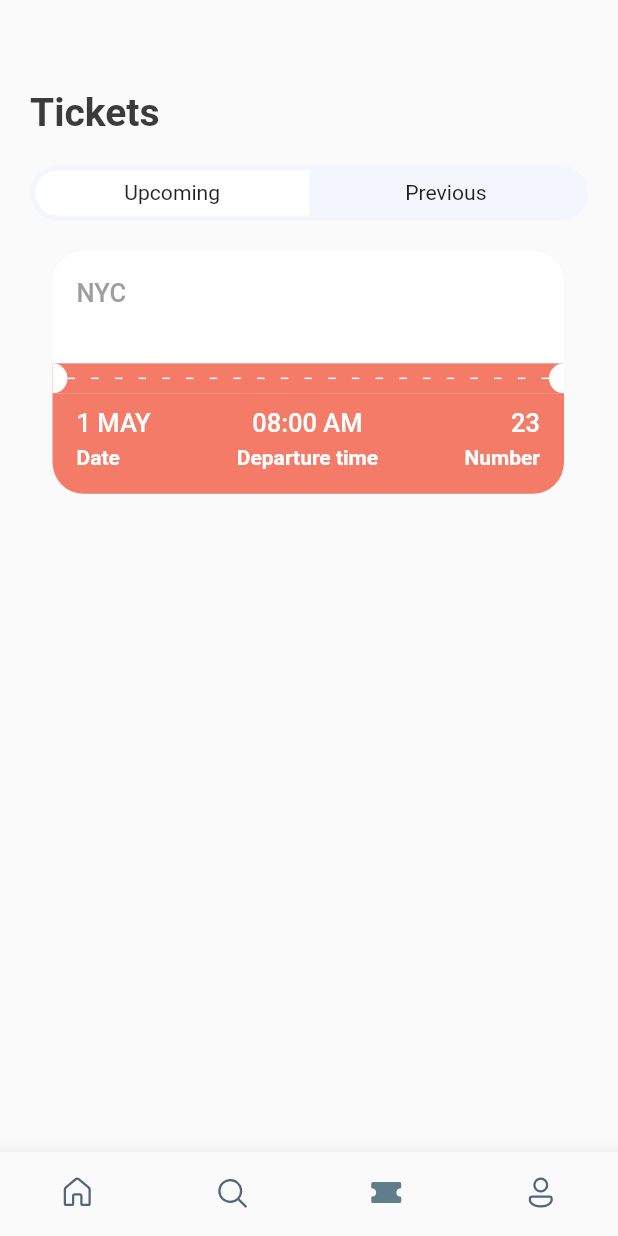
After one commit to Thanasis-Traitsis/booking_app, a Flutter app: the screen it shows after launch, item 3 of the bottom bar chosen, on a phone screen of 412 x 824 dp. The commit adds this screen. Run offline on Flutter 3.47's test engine with Material 2 defaults, Android fonts, the phone set to English and light mode, and no system bars; our stand-ins replace fluentui_icons, gap, get.

Commit message:
Setup ticket screen

```diff
--- a/lib/screens/bottom_bar.dart
+++ b/lib/screens/bottom_bar.dart
@@ -1,5 +1,6 @@
 import 'package:bookingapp/screens/home_screen.dart';
 import 'package:bookingapp/screens/search_screen.dart';
+import 'package:bookingapp/screens/ticket_screen.dart';
 import 'package:fluentui_icons/fluentui_icons.dart';
 import 'package:flutter/material.dart';
 
@@ -16,7 +17,7 @@ class _BottomBarState extends State<BottomBar> {
   static final List<Widget> _widgetOptions = <Widget>[
     const HomeScreen(),
     const SearchScreen(),
-    const Text('Tickets'),
+    const TicketScreen(),
     const Text('Profile'),
   ];
 
--- a/lib/screens/search_screen.dart
+++ b/lib/screens/search_screen.dart
@@ -1,6 +1,7 @@
 import 'package:bookingapp/utils/app_layout.dart';
 import 'package:bookingapp/widgets/double_text_widget.dart';
 import 'package:bookingapp/widgets/icon_text_widget.dart';
+import 'package:bookingapp/widgets/ticket_tabs.dart';
 import 'package:flutter/material.dart';
 import 'package:gap/gap.dart';
 
@@ -27,53 +28,7 @@ class SearchScreen extends StatelessWidget {
             style: Styles.headLineStyle1.copyWith(fontSize: 35),
           ),
           Gap(AppLayout.getHeight(20)),
-          FittedBox(
-            child: Container(
-              padding: const EdgeInsets.all(3.5),
-              decoration: BoxDecoration(
-                borderRadius: BorderRadius.circular(
-                  AppLayout.getHeight(50),
-                ),
-                color: const Color(0xFFF4F6FD),
-              ),
-              child: Row(
-                children: [
-                  // airline tickets
-                  Container(
-                    width: size.width * .44,
-                    padding:
-                        EdgeInsets.symmetric(vertical: AppLayout.getHeight(7)),
-                    decoration: BoxDecoration(
-                        borderRadius: BorderRadius.horizontal(
-                            left: Radius.circular(
-                          AppLayout.getHeight(50),
-                        )),
-                        color: Colors.white),
-                    child: Text(
-                      'Airline tickets',
-                      textAlign: TextAlign.center,
-                    ),
-                  ),
-                  // airline tickets
-                  Container(
-                    width: size.width * .44,
-                    padding:
-                        EdgeInsets.symmetric(vertical: AppLayout.getHeight(7)),
-                    decoration: BoxDecoration(
-                      borderRadius: BorderRadius.horizontal(
-                          right: Radius.circular(
-                        AppLayout.getHeight(50),
-                      )),
-                    ),
-                    child: Text(
-                      'Hotels',
-                      textAlign: TextAlign.center,
-                    ),
-                  ),
-                ],
-              ),
-            ),
-          ),
+          AppTicketTabs(firstTab: 'Airline Tickets', secondTab: 'Hotels',),
           Gap(AppLayout.getHeight(25)),
           AppIconText(icon: Icons.flight_takeoff_rounded, text: 'Departure'),
           Gap(AppLayout.getHeight(20)),
--- /dev/null
+++ b/lib/screens/ticket_screen.dart
@@ -0,0 +1,36 @@
+import 'package:bookingapp/screens/ticket_view.dart';
+import 'package:bookingapp/utils/app_info_list.dart';
+import 'package:bookingapp/utils/app_layout.dart';
+import 'package:bookingapp/utils/app_styles.dart';
+import 'package:bookingapp/widgets/ticket_tabs.dart';
+import 'package:flutter/material.dart';
+import 'package:gap/gap.dart';
+
+class TicketScreen extends StatelessWidget {
+  const TicketScreen({super.key});
+
+  @override
+  Widget build(BuildContext context) {
+    final size = AppLayout.getSize(context);
+    return Scaffold(
+      body: Stack(
+        children: [
+          ListView(
+            padding: EdgeInsets.all(AppLayout.getHeight(20)),
+            children: [
+              Gap(AppLayout.getHeight(40)),
+              Text("Tickets", style: Styles.headLineStyle1,),
+              Gap(AppLayout.getHeight(20)),
+              AppTicketTabs(firstTab: "Upcoming", secondTab: "Previous"),
+              Gap(AppLayout.getHeight(20)),
+              Container(
+                padding: EdgeInsets.only(left: AppLayout.getHeight(15)),
+                child: TicketView(ticket: ticketList[0], isColor: true),
+              ),
+            ],
+          ),
+        ],
+      ),
+    );
+  }
+}
--- a/lib/screens/ticket_view.dart
+++ b/lib/screens/ticket_view.dart
@@ -7,7 +7,8 @@ import '../utils/app_styles.dart';
 
 class TicketView extends StatelessWidget {
   final Map<String, dynamic> ticket;
-  const TicketView({super.key, required this.ticket});
+  final bool? isColor;
+  const TicketView({super.key, required this.ticket, this.isColor});
 
   @override
   Widget build(BuildContext context) {
@@ -23,7 +24,7 @@ class TicketView extends StatelessWidget {
             // Showing the blue part of the card
             Container(
               decoration: BoxDecoration(
-                  color: const Color(0xFF526799),
+                  color: isColor==null ? Color(0xFF526799) : Colors.white,
                   borderRadius: BorderRadius.only(
                     topLeft: Radius.circular(AppLayout.getHeight(21)),
                     topRight: Radius.circular(AppLayout.getHeight(21)),
@@ -36,7 +37,7 @@ class TicketView extends StatelessWidget {
                       Text(
                         ticket['from']['code'],
                         style:
-                            Styles.headLineStyle3.copyWith(color: Colors.white),
+                            isColor==null ? Styles.headLineStyle3.copyWith(color: Colors.white) : Styles.headLineStyle3,
                       ),
                       Expanded(child: Container()),
                       ThickContainer(),
--- a/lib/widgets/thick_container.dart
+++ b/lib/widgets/thick_container.dart
@@ -3,7 +3,8 @@ import 'package:flutter/src/widgets/container.dart';
 import 'package:flutter/src/widgets/framework.dart';
 
 class ThickContainer extends StatelessWidget {
-  const ThickContainer({super.key});
+  final bool? isColor;
+  const ThickContainer({super.key, this.isColor});
 
   @override
   Widget build(BuildContext context) {
@@ -11,7 +12,7 @@ class ThickContainer extends StatelessWidget {
       padding: const EdgeInsets.all(3.0),
       decoration: BoxDecoration(
         borderRadius: BorderRadius.circular(20),
-        border: Border.all(width: 2.5, color: Colors.white)
+        border: Border.all(width: 2.5, color: isColor==null ? Colors.white: Color(0xFF8ACCF7))
       ),
     );
   }
--- /dev/null
+++ b/lib/widgets/ticket_tabs.dart
@@ -0,0 +1,61 @@
+import 'package:flutter/material.dart';
+
+import '../utils/app_layout.dart';
+
+class AppTicketTabs extends StatelessWidget {
+  final String firstTab;
+  final String secondTab;
+  const AppTicketTabs(
+      {super.key, required this.firstTab, required this.secondTab});
+
+  @override
+  Widget build(BuildContext context) {
+    final size = AppLayout.getSize(context);
+
+    return FittedBox(
+      child: Container(
+        padding: const EdgeInsets.all(3.5),
+        decoration: BoxDecoration(
+          borderRadius: BorderRadius.circular(
+            AppLayout.getHeight(50),
+          ),
+          color: const Color(0xFFF4F6FD),
+        ),
+        child: Row(
+          children: [
+            // airline tickets
+            Container(
+              width: size.width * .44,
+              padding: EdgeInsets.symmetric(vertical: AppLayout.getHeight(7)),
+              decoration: BoxDecoration(
+                  borderRadius: BorderRadius.horizontal(
+                      left: Radius.circular(
+                    AppLayout.getHeight(50),
+                  )),
+                  color: Colors.white),
+              child: Text(
+                firstTab,
+                textAlign: TextAlign.center,
+              ),
+            ),
+            // airline tickets
+            Container(
+              width: size.width * .44,
+              padding: EdgeInsets.symmetric(vertical: AppLayout.getHeight(7)),
+              decoration: BoxDecoration(
+                borderRadius: BorderRadius.horizontal(
+                    right: Radius.circular(
+                  AppLayout.getHeight(50),
+                )),
+              ),
+              child: Text(
+                secondTab,
+                textAlign: TextAlign.center,
+              ),
+            ),
+          ],
+        ),
+      ),
+    );
+  }
+}
```
